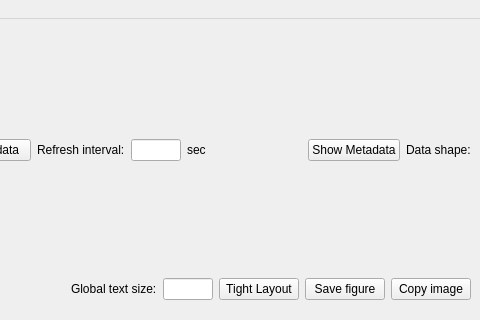
Above: qcodesplusplus/plotting/offline/design.ui from qcodespp/qcodespp before the change; both pictures show x 1018 to 1498 and y 0 to 320 of the 1498 by 700 pixel window. Below: the same form after it.
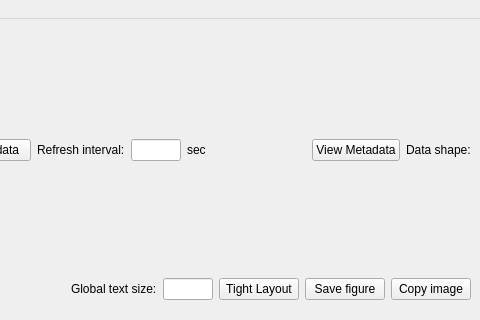
That is the form after the change. Icons and pictures are not drawn.

The edit to the form file:
```diff
--- a/qcodesplusplus/plotting/offline/design.ui
+++ b/qcodesplusplus/plotting/offline/design.ui
@@ -688,7 +688,7 @@
            </sizepolicy>
           </property>
           <property name="text">
-           <string>Show Metadata</string>
+           <string>View Metadata</string>
           </property>
          </widget>
         </item>
```
